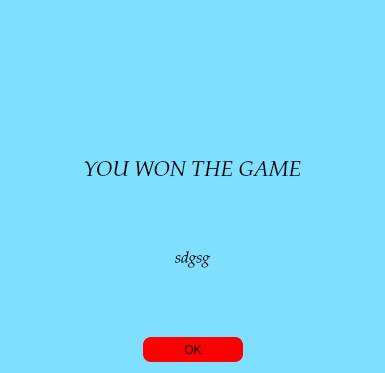
Before: the Qt Designer form winnerscreen.ui in HashanMaduwantha/TicTacToe, drawn with Qt 5.
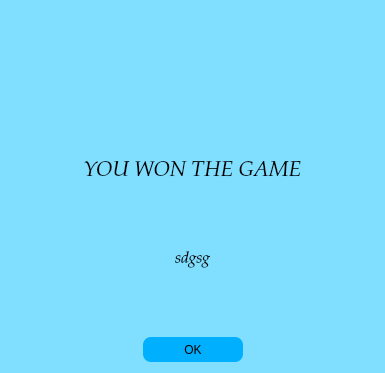
After: the same form once the commit is applied.

Commit message: winner screen button is added with hover

```diff
--- a/winnerscreen.ui
+++ b/winnerscreen.ui
@@ -94,10 +94,12 @@
         </sizepolicy>
        </property>
        <property name="styleSheet">
-        <string notr="true">border-radius: 8px;
-background-color:red;
-width:100px;
-height:25px;</string>
+        <string notr="true">
+
+
+ QPushButton#pushButton { background-color: #00b0ff; border-radius:8px; width:100px; height:25px; }
+ QPushButton#pushButton:hover:!pressed{ background-color:#41f4b2 } 
+QPushButton#pushButton:hover { background-color: }</string>
        </property>
        <property name="text">
         <string>OK</string>
```
